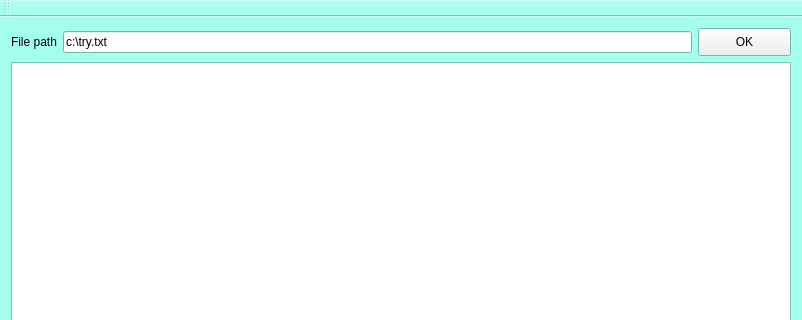
This is mainwindow.ui in LupusMs/TextParser as Qt 5 draws it before an edit; both pictures show x 0 to 802 and y 0 to 320 of the 802 by 469 pixel window. The edited form follows.
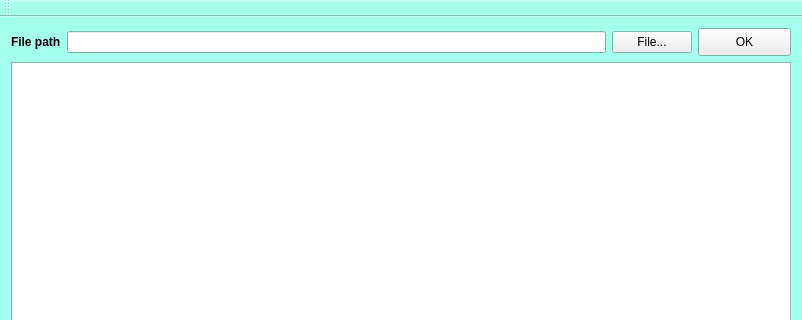
This is the edited form.

Commit message: file selection dialog added

What changed in the file:
```diff
--- a/mainwindow.ui
+++ b/mainwindow.ui
@@ -85,6 +85,13 @@
        <layout class="QHBoxLayout" name="horizontalLayout">
         <item>
          <widget class="QLabel" name="label">
+          <property name="font">
+           <font>
+            <family>MS Sans Serif</family>
+            <weight>75</weight>
+            <bold>true</bold>
+           </font>
+          </property>
           <property name="text">
            <string>File path</string>
           </property>
@@ -93,7 +100,14 @@
         <item>
          <widget class="QLineEdit" name="lineEdit">
           <property name="text">
-           <string>c:\try.txt</string>
+           <string/>
+          </property>
+         </widget>
+        </item>
+        <item>
+         <widget class="QPushButton" name="pushButton_choose">
+          <property name="text">
+           <string>File...</string>
           </property>
          </widget>
         </item>
```
The commit also changes 2 other files.
